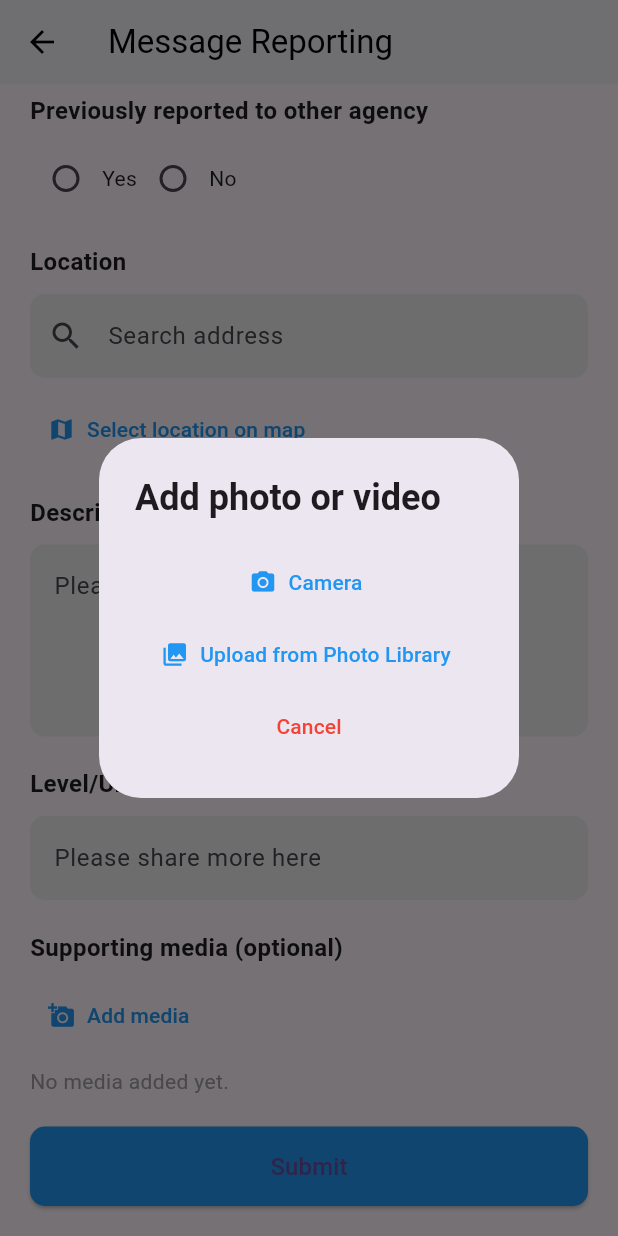
After one commit to Jackware-prog/ers_frontend, a Flutter app: the MessageReportingPage screen opened directly, scrolled down 123 dp, after a tap on "Add media", on a phone screen of 412 x 824 dp. The commit adds this screen. Run offline on Flutter 3.47's test engine with Material 3 defaults, Android fonts, the phone set to English and light mode, and no system bars; our stand-ins replace firebase_core, firebase_messaging, flutter_dotenv, flutter_local_notifications, flutter_secure_storage, font_awesome_flutter and 4 more; accounts and stored records are empty.

Commit message:
reportemergency_message_ui_done

```diff
--- /dev/null
+++ b/lib/screens/message_reporting_page.dart
@@ -0,0 +1,463 @@
+import 'package:erc_frontend/utils/map_selection_screen.dart';
+import 'package:flutter/material.dart';
+import 'package:image_picker/image_picker.dart';
+import 'package:google_maps_flutter/google_maps_flutter.dart';
+import 'dart:io';
+import 'dart:convert';
+import 'package:http/http.dart' as http;
+
+class MessageReportingPage extends StatefulWidget {
+  @override
+  _MessageReportingPageState createState() => _MessageReportingPageState();
+}
+
+class _MessageReportingPageState extends State<MessageReportingPage> {
+  final _formKey = GlobalKey<FormState>();
+  String? _selectedIncidentType;
+  bool? _reportedToAgency;
+  final TextEditingController _locationController = TextEditingController();
+  LatLng? _selectedLatLng;
+  final TextEditingController _descriptionController = TextEditingController();
+  final TextEditingController _levelUnitController = TextEditingController();
+  final List<XFile> _mediaList = []; // List to store uploaded media
+  final ImagePicker _picker = ImagePicker();
+
+  // Dummy list of incident types
+  final List<String> _incidentTypes = [
+    "Fire Hazard",
+    "Medical Emergency",
+    "Road Accident",
+    "Other",
+  ];
+
+  Future<void> _openMapSelection() async {
+    final result = await Navigator.push(
+      context,
+      MaterialPageRoute(
+        builder: (context) => MapSelectionScreen(
+          initialLocation: _selectedLatLng,
+          initialAddress: _locationController.text.isEmpty
+              ? null
+              : _locationController.text,
+        ),
+      ),
+    );
+
+    if (result != null && result is Map) {
+      setState(() {
+        _selectedLatLng = result["location"];
+        _locationController.text = result["address"];
+      });
+    }
+  }
+
+  Future<String> _reverseGeocodeWithGoogle(LatLng location) async {
+    const String apiKey =
+        "AIzaSyATwAelFU5r5A_oYCKM1h9NDItM1DDLXIE"; // Replace with your API key
+    final String url =
+        "https://maps.googleapis.com/maps/api/geocode/json?latlng=${location.latitude},${location.longitude}&key=$apiKey&language=en";
+
+    final response = await http.get(Uri.parse(url));
+
+    if (response.statusCode == 200) {
+      final data = json.decode(response.body);
+      if (data["results"] != null && data["results"].isNotEmpty) {
+        return data["results"][0]["formatted_address"];
+      } else {
+        throw Exception("No address found.");
+      }
+    } else {
+      throw Exception("Failed to fetch address: ${response.statusCode}");
+    }
+  }
+
+  void _pickMedia(ImageSource source) async {
+    final XFile? file = await _picker.pickImage(source: source);
+    if (file != null) {
+      setState(() {
+        _mediaList.add(file);
+      });
+    }
+  }
+
+  void _showMediaPickerDialog() {
+    // Unfocus any currently active text fields
+    FocusScope.of(context).unfocus();
+
+    showDialog(
+      context: context,
+      builder: (BuildContext context) {
+        return AlertDialog(
+          title: const Text(
+            'Add photo or video',
+            style: TextStyle(fontWeight: FontWeight.bold),
+          ),
+          content: Column(
+            mainAxisSize: MainAxisSize.min,
+            children: [
+              TextButton.icon(
+                onPressed: () {
+                  Navigator.pop(context);
+                  _pickMedia(ImageSource.camera);
+                },
+                icon: const Icon(Icons.camera_alt, color: Colors.blue),
+                label: const Text(
+                  'Camera',
+                  style: TextStyle(color: Colors.blue),
+                ),
+              ),
+              TextButton.icon(
+                onPressed: () {
+                  Navigator.pop(context);
+                  _pickMedia(ImageSource.gallery);
+                },
+                icon: const Icon(Icons.photo_library, color: Colors.blue),
+                label: const Text(
+                  'Upload from Photo Library',
+                  style: TextStyle(color: Colors.blue),
+                ),
+              ),
+              TextButton(
+                onPressed: () {
+                  Navigator.pop(context);
+                },
+                child: const Text(
+                  'Cancel',
+                  style: TextStyle(color: Colors.red),
+                ),
+              ),
+            ],
+          ),
+        );
+      },
+    );
+  }
+
+  void _confirmDeleteMedia(int index) {
+    showDialog(
+      context: context,
+      builder: (BuildContext context) {
+        return AlertDialog(
+          title: const Text(
+            'Are you sure you wish to delete this item?',
+            style: TextStyle(fontWeight: FontWeight.bold),
+          ),
+          actions: [
+            TextButton(
+              onPressed: () {
+                Navigator.pop(context);
+              },
+              child: const Text(
+                'No',
+                style: TextStyle(color: Colors.blue),
+              ),
+            ),
+            TextButton(
+              onPressed: () {
+                setState(() {
+                  _mediaList.removeAt(index);
+                });
+                Navigator.pop(context);
+              },
+              child: const Text(
+                'Yes',
+                style: TextStyle(color: Colors.red),
+              ),
+            ),
+          ],
+        );
+      },
+    );
+  }
+
+  void _submitReport() {
+    if (_formKey.currentState!.validate()) {
+      final reportData = {
+        "incidentType": _selectedIncidentType,
+        "reportedToAgency": _reportedToAgency,
+        "location": _locationController.text,
+        "latitude": _selectedLatLng?.latitude,
+        "longitude": _selectedLatLng?.longitude,
+        "description": _descriptionController.text,
+        "levelUnit": _levelUnitController.text,
+        // Add media processing logic here if needed
+      };
+
+      ScaffoldMessenger.of(context).showSnackBar(
+        SnackBar(
+          content: const Text('Report submitted successfully!'),
+          backgroundColor: Colors.green,
+        ),
+      );
+
+      // Clear form after submission
+      _formKey.currentState!.reset();
+      setState(() {
+        _selectedIncidentType = null;
+        _reportedToAgency = null;
+        _selectedLatLng = null;
+        _mediaList.clear();
+      });
+    }
+  }
+
+  @override
+  Widget build(BuildContext context) {
+    return Scaffold(
+      appBar: AppBar(
+        title: const Text(
+          'Message Reporting',
+          style: TextStyle(color: Colors.black),
+        ),
+        backgroundColor: Colors.white,
+        iconTheme: const IconThemeData(color: Colors.black),
+        elevation: 0,
+      ),
+      body: SingleChildScrollView(
+        padding: const EdgeInsets.all(20),
+        child: Form(
+          key: _formKey,
+          child: Column(
+            crossAxisAlignment: CrossAxisAlignment.start,
+            children: [
+              // Incident Type Dropdown
+              const Text(
+                "Type of Emergency",
+                style: TextStyle(
+                  fontWeight: FontWeight.bold,
+                  fontSize: 16,
+                ),
+              ),
+              const SizedBox(height: 10),
+              DropdownButtonFormField<String>(
+                decoration: InputDecoration(
+                  filled: true,
+                  fillColor: Colors.grey[200],
+                  border: OutlineInputBorder(
+                    borderRadius: BorderRadius.circular(10),
+                    borderSide: BorderSide.none,
+                  ),
+                ),
+                hint: const Text("Select"),
+                value: _selectedIncidentType,
+                onChanged: (value) {
+                  setState(() {
+                    _selectedIncidentType = value;
+                  });
+                },
+                items: _incidentTypes
+                    .map((type) => DropdownMenuItem(
+                          value: type,
+                          child: Text(type),
+                        ))
+                    .toList(),
+                validator: (value) {
+                  if (value == null || value.isEmpty) {
+                    return 'Please select an emergency type';
+                  }
+                  return null;
+                },
+              ),
+              const SizedBox(height: 20),
+
+              // Previously Reported to Other Agency
+              const Text(
+                "Previously reported to other agency",
+                style: TextStyle(
+                  fontWeight: FontWeight.bold,
+                  fontSize: 16,
+                ),
+              ),
+              const SizedBox(height: 10),
+              Row(
+                children: [
+                  Radio<bool>(
+                    value: true,
+                    groupValue: _reportedToAgency,
+                    onChanged: (value) {
+                      setState(() {
+                        _reportedToAgency = value;
+                      });
+                    },
+                  ),
+                  const Text("Yes"),
+                  Radio<bool>(
+                    value: false,
+                    groupValue: _reportedToAgency,
+                    onChanged: (value) {
+                      setState(() {
+                        _reportedToAgency = value;
+                      });
+                    },
+                  ),
+                  const Text("No"),
+                ],
+              ),
+              const SizedBox(height: 20),
+
+              // Location Field
+              const Text(
+                "Location",
+                style: TextStyle(
+                  fontWeight: FontWeight.bold,
+                  fontSize: 16,
+                ),
+              ),
+              const SizedBox(height: 10),
+              TextFormField(
+                controller: _locationController,
+                readOnly: true, // Makes the text field non-editable
+                decoration: InputDecoration(
+                  hintText: "Search address",
+                  prefixIcon: const Icon(Icons.search),
+                  filled: true,
+                  fillColor: Colors.grey[200],
+                  border: OutlineInputBorder(
+                    borderRadius: BorderRadius.circular(10),
+                    borderSide: BorderSide.none,
+                  ),
+                ),
+                validator: (value) {
+                  if (value == null || value.isEmpty) {
+                    return 'Please provide a location';
+                  }
+                  return null;
+                },
+              ),
+
+              const SizedBox(height: 10),
+              TextButton.icon(
+                onPressed: _openMapSelection,
+                icon: const Icon(Icons.map, color: Colors.blue),
+                label: const Text(
+                  "Select location on map",
+                  style: TextStyle(color: Colors.blue),
+                ),
+              ),
+              const SizedBox(height: 20),
+
+              // Description Field
+              const Text(
+                "Description",
+                style: TextStyle(
+                  fontWeight: FontWeight.bold,
+                  fontSize: 16,
+                ),
+              ),
+              const SizedBox(height: 10),
+              TextFormField(
+                controller: _descriptionController,
+                maxLines: 4,
+                decoration: InputDecoration(
+                  hintText: "Please share more here",
+                  filled: true,
+                  fillColor: Colors.grey[200],
+                  border: OutlineInputBorder(
+                    borderRadius: BorderRadius.circular(10),
+                    borderSide: BorderSide.none,
+                  ),
+                ),
+                validator: (value) {
+                  if (value == null || value.isEmpty) {
+                    return 'Please provide a description';
+                  }
+                  return null;
+                },
+              ),
+              const SizedBox(height: 20),
+
+              // Level/Unit Field
+              const Text(
+                "Level/Unit (optional)",
+                style: TextStyle(
+                  fontWeight: FontWeight.bold,
+                  fontSize: 16,
+                ),
+              ),
+              const SizedBox(height: 10),
+              TextFormField(
+                controller: _levelUnitController,
+                decoration: InputDecoration(
+                  hintText: "Please share more here",
+                  filled: true,
+                  fillColor: Colors.grey[200],
+                  border: OutlineInputBorder(
+                    borderRadius: BorderRadius.circular(10),
+                    borderSide: BorderSide.none,
+                  ),
+                ),
+              ),
+              const SizedBox(height: 20),
+
+              // Supporting Media Section
+              const Text(
+                "Supporting media (optional)",
+                style: TextStyle(
+                  fontWeight: FontWeight.bold,
+                  fontSize: 16,
+                ),
+              ),
+              const SizedBox(height: 10),
+              TextButton.icon(
+                onPressed: _showMediaPickerDialog,
+                icon: const Icon(Icons.add_a_photo, color: Colors.blue),
+                label: const Text(
+                  "Add media",
+                  style: TextStyle(color: Colors.blue),
+                ),
+              ),
+              const SizedBox(height: 10),
+              _mediaList.isNotEmpty
+                  ? ListView.builder(
+                      shrinkWrap: true,
+                      physics: const NeverScrollableScrollPhysics(),
+                      itemCount: _mediaList.length,
+                      itemBuilder: (context, index) {
+                        return Card(
+                          child: ListTile(
+                            leading: Image.file(
+                              File(_mediaList[index].path),
+                              width: 50,
+                              height: 50,
+                              fit: BoxFit.cover,
+                            ),
+                            title: Text('Media ${index + 1}'),
+                            trailing: IconButton(
+                              icon: const Icon(Icons.delete, color: Colors.red),
+                              onPressed: () => _confirmDeleteMedia(index),
+                            ),
+                          ),
+                        );
+                      },
+                    )
+                  : const Text(
+                      "No media added yet.",
+                      style: TextStyle(color: Colors.grey),
+                    ),
+              const SizedBox(height: 20),
+
+              // Submit Button
+              SizedBox(
+                width: double.infinity,
+                child: ElevatedButton(
+                  onPressed: _submitReport,
+                  style: ElevatedButton.styleFrom(
+                    backgroundColor: Colors.blue,
+                    padding: const EdgeInsets.symmetric(vertical: 15),
+                    shape: RoundedRectangleBorder(
+                      borderRadius: BorderRadius.circular(10),
+                    ),
+                  ),
+                  child: const Text(
+                    "Submit",
+                    style: TextStyle(fontSize: 16),
+                  ),
+                ),
+              ),
+            ],
+          ),
+        ),
+      ),
+    );
+  }
+}
--- a/pubspec.yaml
+++ b/pubspec.yaml
@@ -41,6 +41,9 @@ dependencies:
   firebase_messaging: ^15.1.6
   flutter_local_notifications: ^18.0.0
   permission_handler: ^11.3.1
+  image_picker: ^1.1.2
+  geocoding: ^3.0.0
+  location: ^7.0.1
 
 dev_dependencies:
   flutter_test:
```
Also changed, not shown: lib/utils/fab_popup_handler.dart (+5 -2 lines), lib/utils/map_selection_screen.dart (added, +201 -0 lines), pubspec.lock, 5 other files.
